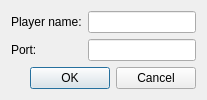
First picture: the form in src/frontend/qt_sdl/NetplayStartHostDialog.ui, repository tjdduq23-droid/melonDS-1.1-korean, before the edit.
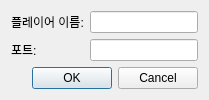
Second picture: the form after the edit.

Patch:
```diff
--- a/src/frontend/qt_sdl/NetplayStartHostDialog.ui
+++ b/src/frontend/qt_sdl/NetplayStartHostDialog.ui
@@ -28,14 +28,14 @@
      <item row="0" column="0">
       <widget class="QLabel" name="label">
        <property name="text">
-        <string>Player name:</string>
+        <string>플레이어 이름:</string>
        </property>
       </widget>
      </item>
      <item row="1" column="0">
       <widget class="QLabel" name="label_2">
        <property name="text">
-        <string>Port:</string>
+        <string>포트:</string>
        </property>
       </widget>
      </item>
```
